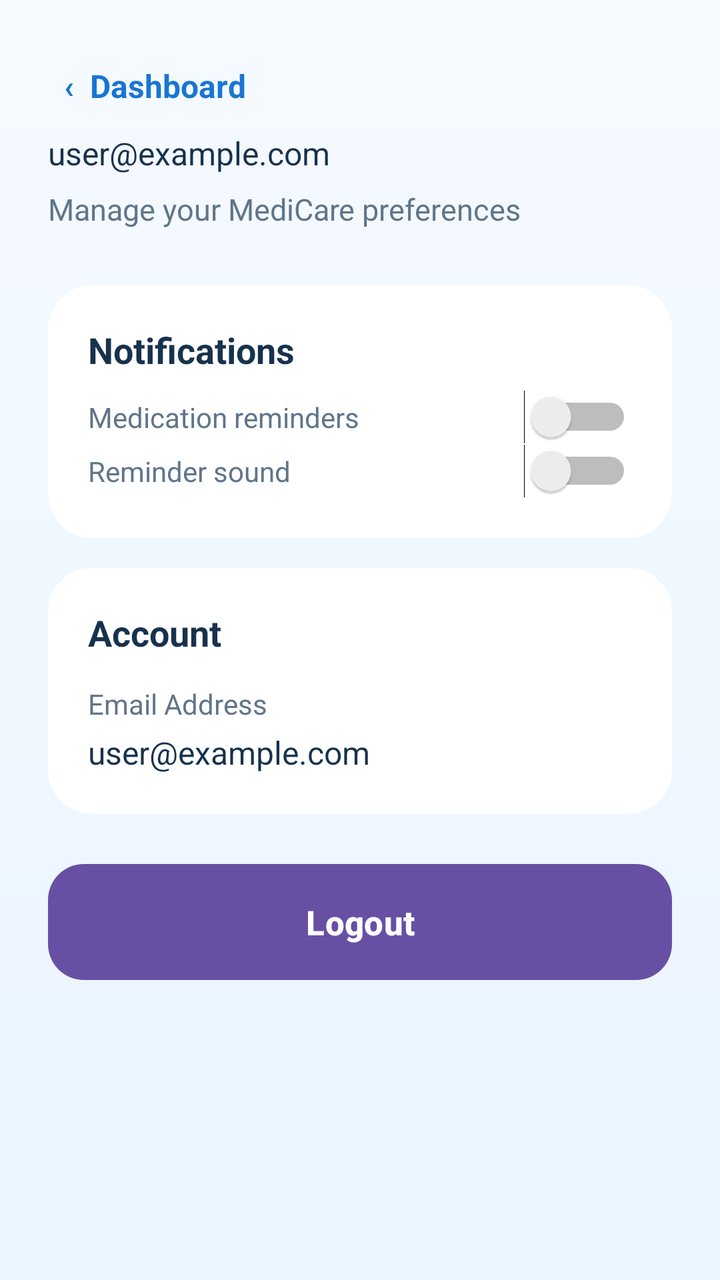
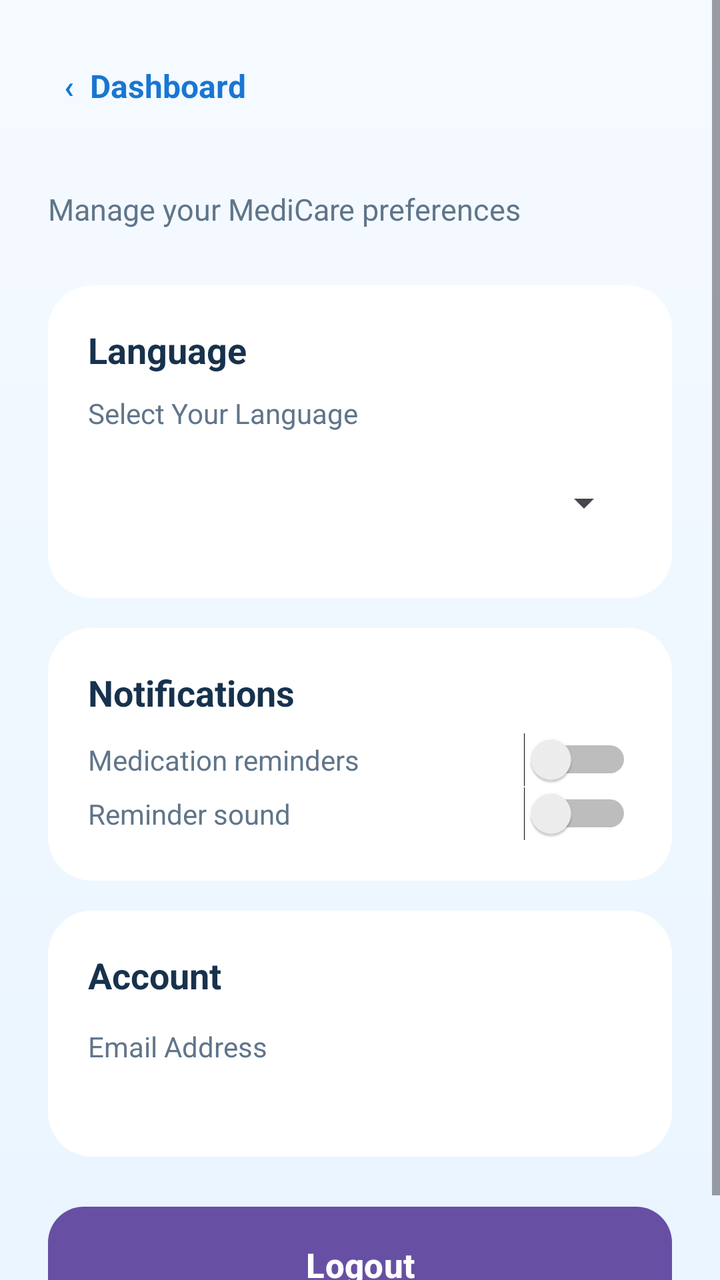

An Android layout rendered at two revisions. The XML below is the earlier revision; the diff shows what the commit changed to produce the second picture.
<!-- AndroidManifest.xml: application theme Theme.MediCareReminder -->
<!-- res/layout/activity_settings.xml -->
<?xml version="1.0" encoding="utf-8"?>
<ScrollView xmlns:android="http://schemas.android.com/apk/res/android"
    android:layout_width="match_parent"
    android:layout_height="match_parent"
    android:background="@drawable/bg_welcome">

    <LinearLayout
        android:layout_width="match_parent"
        android:layout_height="wrap_content"
        android:orientation="vertical"
        android:padding="24dp">

        <TextView
            android:id="@+id/txtSettingsBack"
            android:layout_width="wrap_content"
            android:layout_height="wrap_content"
            android:text="‹  Dashboard"
            android:textColor="@color/primary_blue"
            android:textSize="16sp"
            android:textStyle="bold"
            android:padding="8dp" />

        <TextView
            android:id="@+id/txtAccountEmail"
            android:layout_width="match_parent"
            android:layout_height="wrap_content"
            android:layout_marginTop="4dp"
            android:text="user@example.com"
            android:textColor="@color/dark_navy"
            android:textSize="16sp" />

        <TextView
            android:layout_width="match_parent"
            android:layout_height="wrap_content"
            android:layout_marginTop="7dp"
            android:text="Manage your MediCare preferences"
            android:textColor="@color/text_secondary"
            android:textSize="15sp" />

        <LinearLayout
            android:layout_width="match_parent"
            android:layout_height="wrap_content"
            android:layout_marginTop="28dp"
            android:background="@drawable/bg_white_card"
            android:orientation="vertical"
            android:padding="20dp">

            <TextView
                android:layout_width="wrap_content"
                android:layout_height="wrap_content"
                android:text="Notifications"
                android:textColor="@color/dark_navy"
                android:textSize="18sp"
                android:textStyle="bold" />

            <Switch
                android:id="@+id/switchNotifications"
                android:layout_width="match_parent"
                android:layout_height="wrap_content"
                android:layout_marginTop="8dp"
                android:text="Medication reminders"
                android:textColor="@color/text_secondary" />

            <Switch
                android:id="@+id/switchReminderSound"
                android:layout_width="match_parent"
                android:layout_height="wrap_content"
                android:text="Reminder sound"
                android:textColor="@color/text_secondary" />

        </LinearLayout>

        <LinearLayout
            android:layout_width="match_parent"
            android:layout_height="wrap_content"
            android:layout_marginTop="15dp"
            android:background="@drawable/bg_white_card"
            android:orientation="vertical"
            android:padding="20dp">

            <TextView
                android:layout_width="wrap_content"
                android:layout_height="wrap_content"
                android:text="Account"
                android:textColor="@color/dark_navy"
                android:textSize="18sp"
                android:textStyle="bold" />

            <TextView
                android:layout_width="match_parent"
                android:layout_height="wrap_content"
                android:layout_marginTop="14dp"
                android:text="Email Address"
                android:textColor="@color/text_secondary"
                android:textSize="14sp" />

            <TextView
                android:layout_width="match_parent"
                android:layout_height="wrap_content"
                android:layout_marginTop="4dp"
                android:text="user@example.com"
                android:textColor="@color/dark_navy"
                android:textSize="16sp" />

        </LinearLayout>

        <Button
            android:id="@+id/btnLogout"
            android:layout_width="match_parent"
            android:layout_height="58dp"
            android:layout_marginTop="25dp"
            android:background="@drawable/bg_primary_button"
            android:text="Logout"
            android:textAllCaps="false"
            android:textColor="@android:color/white"
            android:textSize="17sp"
            android:textStyle="bold" />

    </LinearLayout>

</ScrollView>
<!-- resources referenced by this layout -->
<resources>
  <color name="dark_navy">#17324D</color>
  <color name="primary_blue">#1976D2</color>
  <color name="text_secondary">#60758A</color>
  <!-- drawable bg_primary_button (drawable) -->
  <?xml version="1.0" encoding="utf-8"?>
  <shape xmlns:android="http://schemas.android.com/apk/res/android">
  
      <solid android:color="@color/primary_blue" />
  
      <corners android:radius="18dp" />
  
  </shape>
  <!-- drawable bg_welcome (drawable) -->
  <?xml version="1.0" encoding="utf-8"?>
  <shape xmlns:android="http://schemas.android.com/apk/res/android">
  
      <gradient
          android:angle="270"
          android:startColor="@color/very_light_blue"
          android:endColor="@color/light_blue" />
  
  </shape>
  <!-- drawable bg_white_card (drawable) -->
  <?xml version="1.0" encoding="utf-8"?>
  <shape xmlns:android="http://schemas.android.com/apk/res/android">
  
      <solid android:color="@color/white" />
  
      <corners android:radius="22dp" />
  
      <padding
          android:left="4dp"
          android:top="4dp"
          android:right="4dp"
          android:bottom="4dp" />
  
  </shape>
  <style name="Theme.MediCareReminder" parent="Base.Theme.MediCareReminder" />
  <color name="very_light_blue">#F5FAFF</color>
  <color name="light_blue">#EAF5FF</color>
  <color name="white">#FFFFFF</color>
  <style name="Base.Theme.MediCareReminder" parent="Theme.Material3.DayNight.NoActionBar">
          
          
      </style>
</resources>

<!-- the commit's change to res/layout/activity_settings.xml (unified diff, before → after) -->
@@ -25,7 +25,7 @@
             android:layout_width="match_parent"
             android:layout_height="wrap_content"
             android:layout_marginTop="4dp"
-            android:text="user@example.com"
+            android:text=""
             android:textColor="@color/dark_navy"
             android:textSize="16sp" />
 
@@ -37,10 +37,45 @@
             android:textColor="@color/text_secondary"
             android:textSize="15sp" />
 
+        
         <LinearLayout
             android:layout_width="match_parent"
             android:layout_height="wrap_content"
             android:layout_marginTop="28dp"
+            android:background="@drawable/bg_white_card"
+            android:orientation="vertical"
+            android:padding="20dp">
+
+            <TextView
+                android:layout_width="wrap_content"
+                android:layout_height="wrap_content"
+                android:text="@string/language"
+                android:textColor="@color/dark_navy"
+                android:textSize="18sp"
+                android:textStyle="bold" />
+
+            <TextView
+                android:layout_width="match_parent"
+                android:layout_height="wrap_content"
+                android:layout_marginTop="10dp"
+                android:text="@string/select_language"
+                android:textColor="@color/text_secondary"
+                android:textSize="14sp" />
+
+            <Spinner
+                android:id="@+id/spinnerLanguage"
+                android:layout_width="match_parent"
+                android:layout_height="55dp"
+                android:layout_marginTop="8dp"
+                android:spinnerMode="dropdown" />
+
+        </LinearLayout>
+
+        
+        <LinearLayout
+            android:layout_width="match_parent"
+            android:layout_height="wrap_content"
+            android:layout_marginTop="15dp"
             android:background="@drawable/bg_white_card"
             android:orientation="vertical"
             android:padding="20dp">
@@ -70,6 +105,7 @@
 
         </LinearLayout>
 
+        
         <LinearLayout
             android:layout_width="match_parent"
             android:layout_height="wrap_content"
@@ -95,10 +131,11 @@
                 android:textSize="14sp" />
 
             <TextView
+                android:id="@+id/txtAccountEmailDetails"
                 android:layout_width="match_parent"
                 android:layout_height="wrap_content"
                 android:layout_marginTop="4dp"
-                android:text="user@example.com"
+                android:text=""
                 android:textColor="@color/dark_navy"
                 android:textSize="16sp" />
 
<!-- resource entries referenced after the edit -->
@@ -37,6 +37,8 @@
           android:bottom="4dp" />
   
   </shape>
+  <string name="language">Language</string>
+  <string name="select_language">Select Your Language</string>
   <style name="Theme.MediCareReminder" parent="Base.Theme.MediCareReminder" />
   <color name="very_light_blue">#F5FAFF</color>
   <color name="light_blue">#EAF5FF</color>
